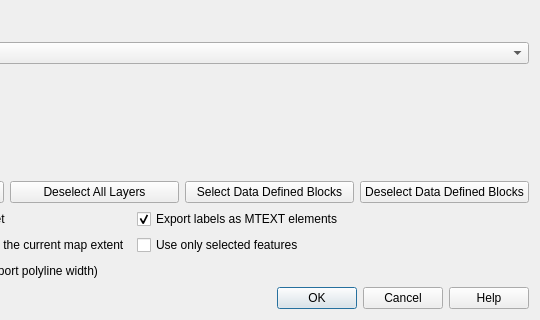
First picture: the form in src/ui/qgsdxfexportdialogbase.ui, repository qgis/QGIS, before the edit; both pictures show x 176 to 716 and y 360 to 680 of the 716 by 680 pixel window.
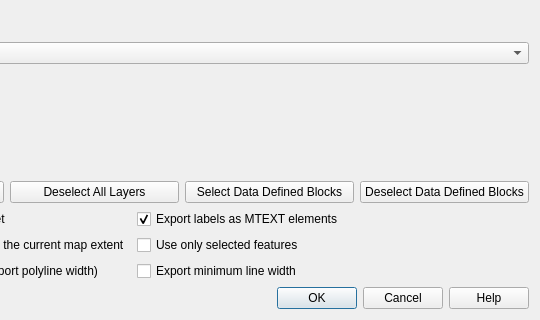
Second picture: the form after the edit. Custom widgets are drawn as their Qt base class.

Commit message: [FEATURE]: add option to export all lines with minimal width in dxf export

What changed in the file:
```diff
--- a/src/ui/qgsdxfexportdialogbase.ui
+++ b/src/ui/qgsdxfexportdialogbase.ui
@@ -216,6 +216,13 @@
        </property>
       </widget>
      </item>
+       <item row="2" column="1">
+        <widget class="QCheckBox" name="mHairlineWidthExportCheckBox">
+         <property name="text">
+          <string>Export minimum line width</string>
+         </property>
+        </widget>
+       </item>
     </layout>
    </item>
    <item row="15" column="0" colspan="2">
```
Left out of the diff: 8 changed lines with no effect on the pictures. Lines whose indentation alone changed are shown as unchanged. The commit also changes 8 other files.
